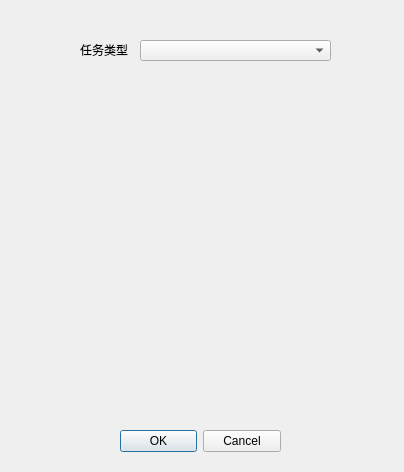
The window that src/widget/editTask/edittaskdialog.ui (Ferrarii-430/onmyoji-script) describes before a commit, drawn with Qt 5.
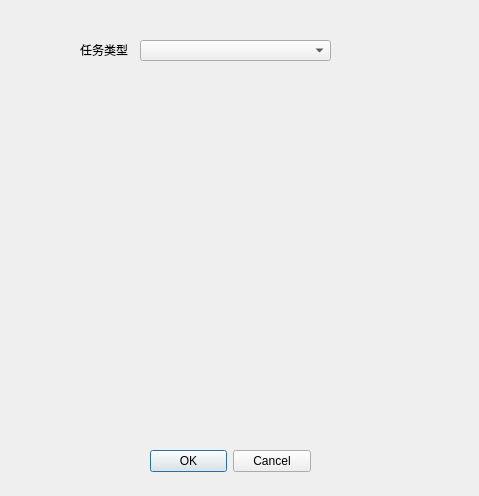
The same window after the commit.

```diff
--- a/src/widget/editTask/edittaskdialog.ui
+++ b/src/widget/editTask/edittaskdialog.ui
@@ -6,8 +6,8 @@
    <rect>
     <x>0</x>
     <y>0</y>
-    <width>404</width>
-    <height>472</height>
+    <width>479</width>
+    <height>496</height>
    </rect>
   </property>
   <property name="windowTitle">
@@ -28,8 +28,8 @@
     <rect>
      <x>80</x>
      <y>100</y>
-     <width>251</width>
-     <height>261</height>
+     <width>301</width>
+     <height>311</height>
     </rect>
    </property>
   </widget>
@@ -49,8 +49,8 @@
   <widget class="QDialogButtonBox" name="buttonBox">
    <property name="geometry">
     <rect>
-     <x>120</x>
-     <y>430</y>
+     <x>150</x>
+     <y>450</y>
      <width>161</width>
      <height>23</height>
     </rect>
```
